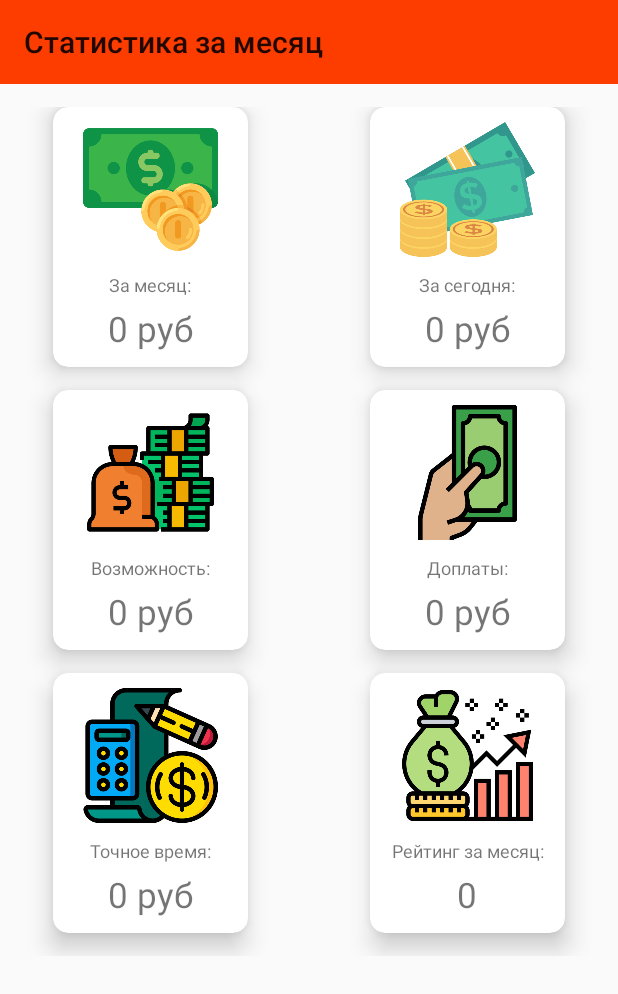
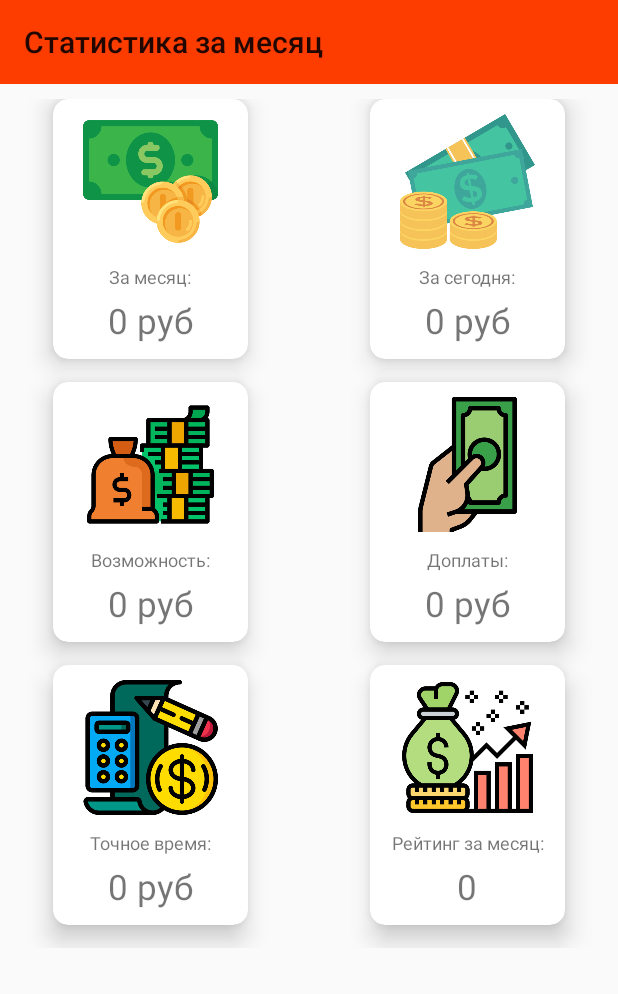
Before and after one commit to saymon-says/LmBase, an Android app: the StatisticsActivity screen opened directly, with no data from a screen before it, on a phone screen of 412 x 824 dp. Shown: the top 994 px of the screen. Run offline under Robolectric (Android 15) with nearby library versions, the phone set to English and light mode, and no system bars; our stand-ins replace Firebase (no records; nobody signed in at launch, a user with empty details on screens opened directly).

Commit message:
Мелкие исправления и проверка данных при регистрации

```diff
--- a/app/src/main/java/com/example/lmbase/RegisterActivity.java
+++ b/app/src/main/java/com/example/lmbase/RegisterActivity.java
@@ -81,7 +81,7 @@ public class RegisterActivity extends AppCompatActivity {
 		else {
 
 			loadingDialog.setTitle("Аккаунт создается..");
-			loadingDialog.setMessage("Падажжиии...");
+			loadingDialog.setMessage("Падажжиии...Ща все будет!");
 			loadingDialog.show();
 			loadingDialog.setCanceledOnTouchOutside(true);
 
--- a/app/src/main/java/com/example/lmbase/WorkShiftListActivity.java
+++ b/app/src/main/java/com/example/lmbase/WorkShiftListActivity.java
@@ -82,8 +82,8 @@ public class WorkShiftListActivity extends AppCompatActivity {
 					@SuppressLint("SetTextI18n")
 					@Override
 					protected void onBindViewHolder(@NonNull WorkShiftListActivity.WorkShiftsViewHolder holder, int position, @NonNull WorkShifts model) {
-						holder.date.setText("Date " + model.getDate());
-						holder.resultPoint.setText("Result: " + model.getResultPoint());
+						holder.date.setText("Дата смены " + model.getDate());
+						holder.resultPoint.setText("Результат: " + model.getResultPoint());
 					}
 
 					@NonNull
--- a/app/src/main/res/layout/activity_statistics.xml
+++ b/app/src/main/res/layout/activity_statistics.xml
@@ -13,8 +13,7 @@
     <ScrollView
         android:layout_width="match_parent"
         android:layout_height="match_parent"
-        android:layout_below="@id/statistics_navbar"
-        android:layout_marginTop="5dp">
+        android:layout_below="@id/statistics_navbar">
 
         <RelativeLayout
             android:layout_width="match_parent"
@@ -48,8 +47,8 @@
                         android:layout_width="90dp"
                         android:layout_height="90dp"
                         android:layout_gravity="center"
+                        android:layout_marginEnd="10dp"
                         android:layout_marginStart="10dp"
-                        android:layout_marginEnd="10dp"
                         android:src="@drawable/money" />
 
                     <TextView
@@ -65,9 +64,9 @@
                         android:layout_width="match_parent"
                         android:layout_height="wrap_content"
                         android:layout_marginTop="5dp"
-                        android:text="23467.45 hem"
                         android:textAlignment="center"
-                        android:textSize="23sp" />
+                        android:textSize="23sp"
+                        android:text="23467.45 hem"/>
 
                 </LinearLayout>
             </androidx.cardview.widget.CardView>
@@ -78,10 +77,10 @@
                 android:layout_height="wrap_content"
                 android:layout_rowWeight="1"
                 android:layout_columnWeight="1"
-                android:layout_alignParentEnd="true"
                 android:layout_marginStart="15dp"
                 android:layout_marginEnd="25dp"
                 android:layout_marginBottom="15dp"
+                android:layout_alignParentEnd="true"
                 app:cardCornerRadius="10dp"
                 app:cardElevation="10dp">
 
@@ -96,8 +95,8 @@
                         android:layout_width="90dp"
                         android:layout_height="90dp"
                         android:layout_gravity="center"
+                        android:layout_marginEnd="10dp"
                         android:layout_marginStart="10dp"
-                        android:layout_marginEnd="10dp"
                         android:src="@drawable/cash_today" />
 
                     <TextView
@@ -125,11 +124,11 @@
                 android:layout_height="wrap_content"
                 android:layout_rowWeight="1"
                 android:layout_columnWeight="1"
-                android:layout_below="@id/month_money"
-                android:layout_alignParentStart="true"
                 android:layout_marginStart="25dp"
                 android:layout_marginEnd="15dp"
                 android:layout_marginBottom="15dp"
+                android:layout_alignParentStart="true"
+                android:layout_below="@id/month_money"
                 android:clickable="true"
                 android:foreground="?android:attr/selectableItemBackground"
                 android:touchscreenBlocksFocus="true"
@@ -147,8 +146,8 @@
                         android:layout_width="90dp"
                         android:layout_height="90dp"
                         android:layout_gravity="center"
+                        android:layout_marginEnd="10dp"
                         android:layout_marginStart="10dp"
-                        android:layout_marginEnd="10dp"
                         android:src="@drawable/cash_variable" />
 
                     <TextView
@@ -176,11 +175,11 @@
                 android:layout_height="wrap_content"
                 android:layout_rowWeight="1"
                 android:layout_columnWeight="1"
-                android:layout_below="@id/today_money"
-                android:layout_alignParentEnd="true"
                 android:layout_marginStart="15dp"
                 android:layout_marginEnd="25dp"
                 android:layout_marginBottom="15dp"
+                android:layout_below="@id/today_money"
+                android:layout_alignParentEnd="true"
                 app:cardCornerRadius="10dp"
                 app:cardElevation="10dp">
 
@@ -195,8 +194,8 @@
                         android:layout_width="90dp"
                         android:layout_height="90dp"
                         android:layout_gravity="center"
+                        android:layout_marginEnd="10dp"
                         android:layout_marginStart="10dp"
-                        android:layout_marginEnd="10dp"
                         android:src="@drawable/surcharges" />
 
                     <TextView
@@ -224,11 +223,11 @@
                 android:layout_height="wrap_content"
                 android:layout_rowWeight="1"
                 android:layout_columnWeight="1"
-                android:layout_below="@id/month_money_variable"
-                android:layout_alignParentStart="true"
                 android:layout_marginStart="25dp"
                 android:layout_marginEnd="15dp"
                 android:layout_marginBottom="15dp"
+                android:layout_alignParentStart="true"
+                android:layout_below="@id/month_money_variable"
                 app:cardCornerRadius="10dp"
                 app:cardElevation="10dp">
 
@@ -243,8 +242,8 @@
                         android:layout_width="90dp"
                         android:layout_height="90dp"
                         android:layout_gravity="center"
+                        android:layout_marginEnd="10dp"
                         android:layout_marginStart="10dp"
-                        android:layout_marginEnd="10dp"
                         android:src="@drawable/time" />
 
                     <TextView
@@ -272,11 +271,11 @@
                 android:layout_height="wrap_content"
                 android:layout_rowWeight="1"
                 android:layout_columnWeight="1"
-                android:layout_below="@id/month_money_surcharges"
-                android:layout_alignParentEnd="true"
                 android:layout_marginStart="15dp"
                 android:layout_marginEnd="25dp"
                 android:layout_marginBottom="15dp"
+                android:layout_alignParentEnd="true"
+                android:layout_below="@id/month_money_surcharges"
                 app:cardCornerRadius="10dp"
                 app:cardElevation="10dp">
 
@@ -291,8 +290,8 @@
                         android:layout_width="90dp"
                         android:layout_height="90dp"
                         android:layout_gravity="center"
+                        android:layout_marginEnd="10dp"
                         android:layout_marginStart="10dp"
-                        android:layout_marginEnd="10dp"
                         android:src="@drawable/rating" />
 
                     <TextView
```
Also changed, not shown: app/src/main/java/com/example/lmbase/SetupActivity.java (+44 -18 lines), app/src/main/res/layout/activity_setup.xml (+6 -5 lines).
